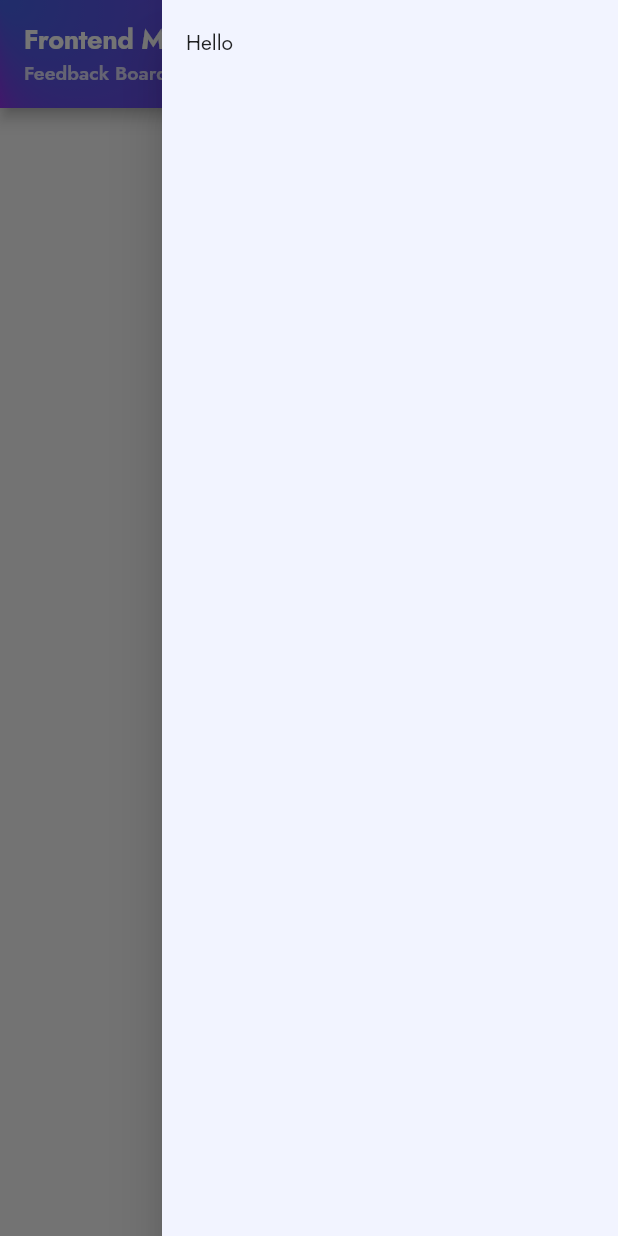
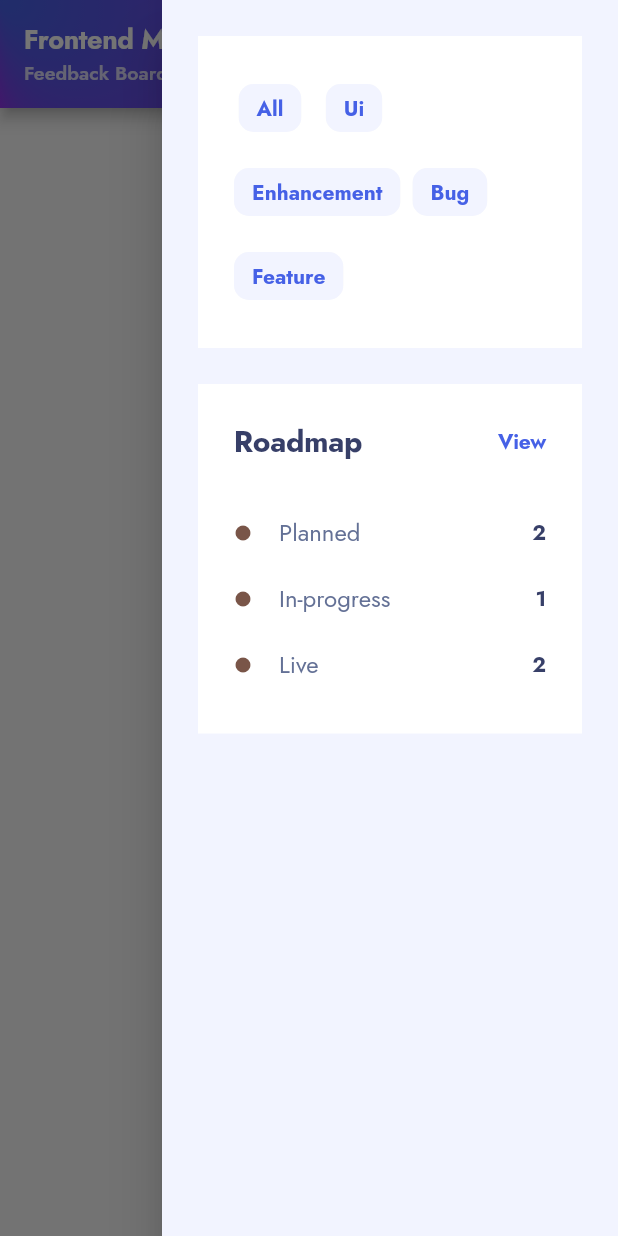
Before and after one commit to nkalpak/flutter_pfa, a Flutter app: the screen it shows after launch, after a tap on the "menu" icon, on a phone screen of 412 x 824 dp. Run offline on Flutter 3.47's test engine with Material 2 defaults, Android fonts, the phone set to English and light mode, and no system bars; our stand-ins replace flutter_mobx, mobx; generated files the repository leaves out were written again.

Commit message:
feat: add filter drawer

```diff
--- a/lib/main.dart
+++ b/lib/main.dart
@@ -1,11 +1,19 @@
+import 'dart:math';
+
 import 'package:flutter/material.dart';
+import 'package:flutter_mobx/flutter_mobx.dart';
 import 'package:product_feedback_app/design_system/colors.dart';
+import 'package:product_feedback_app/design_system/typography.dart';
+import 'package:product_feedback_app/material/filter_chip.dart';
+import 'package:product_feedback_app/stores/product_feedback_store.dart';
 
 import 'material/app_bar.dart';
 
 void main() {
   runApp(const MyApp());
 }
+
+final ProductFeedbackStore productFeedbackStore = ProductFeedbackStore();
 
 class MyApp extends StatelessWidget {
   const MyApp({Key? key}) : super(key: key);
@@ -30,9 +38,120 @@ class ProductFeedbackFilterDrawer extends StatelessWidget {
   Widget build(BuildContext context) {
     return Drawer(
       backgroundColor: PfaColors.desaturatedGrey,
-      child: ListView(
-        children: [ListTile(title: Text('Hello'))],
+      child: Padding(
+        padding: const EdgeInsets.all(24),
+        child: Column(
+          children: [
+            Container(
+              padding: const EdgeInsets.all(24),
+              width: double.infinity,
+              color: PfaColors.white,
+              child: Observer(
+                  builder: (_) => Wrap(
+                        spacing: 8,
+                        runSpacing: 8,
+                        children: productFeedbackStore.allCategories
+                            .map((category) =>
+                                ProductFeedbackFilterChip(filter: category))
+                            .toList(),
+                      )),
+            ),
+            const SizedBox(height: 24),
+            Container(
+              padding: const EdgeInsets.all(24),
+              width: double.infinity,
+              color: PfaColors.white,
+              child: Column(
+                children: [
+                  Row(
+                    children: [
+                      PfaTypography.heading2('Roadmap',
+                          color: PfaColors.blueGreyDark),
+                      const Spacer(),
+                      PfaTypography.heading4(
+                        'View',
+                        color: PfaColors.darkBlue,
+                      )
+                    ],
+                  ),
+                  const SizedBox(height: 24),
+                  Column(
+                    children: [
+                      ProductFeedbackStatusTile(status: 'planned'),
+                      ProductFeedbackStatusTile(status: 'in-progress'),
+                      ProductFeedbackStatusTile(status: 'live'),
+                    ],
+                  )
+                ],
+              ),
+            ),
+          ],
+        ),
       ),
     );
   }
 }
+
+class ProductFeedbackStatusTile extends StatelessWidget {
+  String status;
+
+  ProductFeedbackStatusTile({Key? key, required this.status}) : super(key: key);
+
+  int getProductFeedbacksForStatus(String status) {
+    return productFeedbackStore.productFeedbacksByStatus[status]?.length ?? 0;
+  }
+
+  @override
+  Widget build(BuildContext context) {
+    return Observer(
+      builder: (_) => ListTile(
+        dense: true,
+        visualDensity: VisualDensity.comfortable,
+        minLeadingWidth: 32,
+        horizontalTitleGap: 0,
+        contentPadding: const EdgeInsets.all(0),
+        leading: Icon(
+          Icons.circle,
+          color: Colors.primaries[Random().nextInt(Colors.primaries.length)],
+          size: 12,
+        ),
+        title: PfaTypography.body1(
+          status.toCapitalized(),
+          color: PfaColors.blueGreyLight,
+        ),
+        trailing: PfaTypography.heading4(
+          '${getProductFeedbacksForStatus(status)}',
+          color: PfaColors.blueGreyDark,
+        ),
+      ),
+    );
+  }
+}
+
+class ProductFeedbackFilterChip extends StatelessWidget {
+  String filter;
+
+  ProductFeedbackFilterChip({Key? key, required this.filter}) : super(key: key);
+
+  bool getIsSelected() {
+    return productFeedbackStore.categoryFilters.contains(filter);
+  }
+
+  @override
+  Widget build(BuildContext context) {
+    return Observer(
+      builder: (_) => PfaFilterChip(
+          onSelected: (_) {
+            productFeedbackStore.toggleCategoryFilter(filter);
+          },
+          label: Text(filter.toCapitalized()),
+          selected: getIsSelected()),
+    );
+  }
+}
+
+extension StringExtension on String {
+  String toCapitalized() {
+    return [this[0].toUpperCase(), substring(1)].join('');
+  }
+}
--- /dev/null
+++ b/lib/material/filter_chip.dart
@@ -0,0 +1,32 @@
+import 'package:flutter/material.dart';
+
+import '../design_system/colors.dart';
+
+class PfaFilterChip extends StatelessWidget {
+  final Widget label;
+  final bool selected;
+  final void Function(bool isSelected) onSelected;
+
+  const PfaFilterChip(
+      {Key? key,
+      required this.label,
+      required this.selected,
+      required this.onSelected})
+      : super(key: key);
+
+  @override
+  Widget build(BuildContext context) {
+    return FilterChip(
+        shape: RoundedRectangleBorder(borderRadius: BorderRadius.circular(10)),
+        backgroundColor: PfaColors.desaturatedGrey,
+        selectedColor: PfaColors.darkBlue,
+        showCheckmark: false,
+        labelStyle: TextStyle(
+          fontWeight: FontWeight.bold,
+          color: selected ? PfaColors.white : PfaColors.darkBlue,
+        ),
+        onSelected: onSelected,
+        label: label,
+        selected: selected);
+  }
+}
```
Also changed, not shown: lib/stores/product_feedback_store.dart (+73 -7 lines), lib/stores/product_feedback_store.g.dart.
